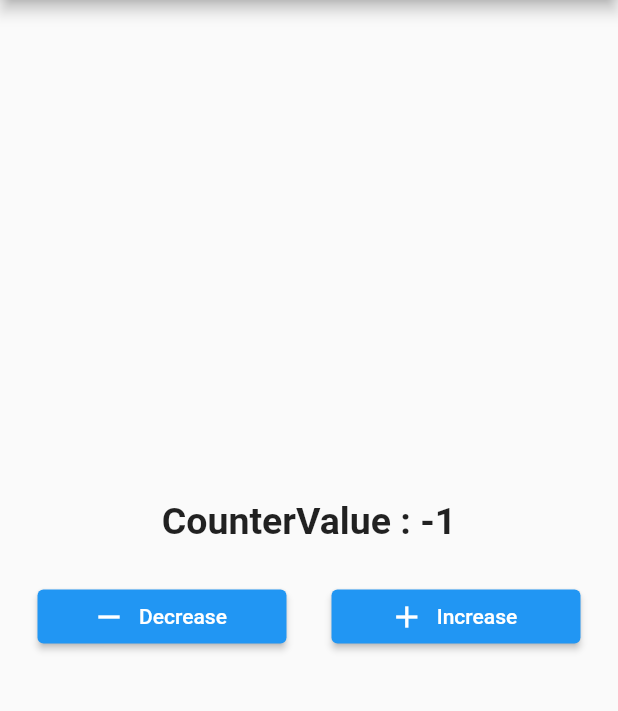
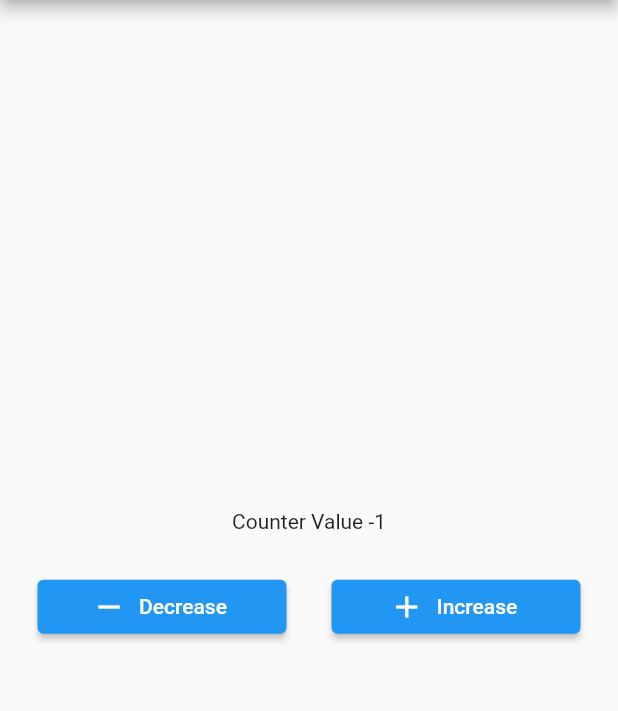
Before and after one commit to ibrahimfekry/CounterAppUsingBLoc, a Flutter app: the screen it shows after launch, after a tap on "Decrease", on a phone screen of 412 x 824 dp, the part 84-795 px from its top. Run offline on Flutter 3.47's test engine with Material 2 defaults, Android fonts, the phone set to English and light mode, and no system bars; our stand-ins replace equatable, flutter_bloc.

Commit message:
Counter App Using Bloc

```diff
--- a/lib/bloc/counter/counter_bloc.dart
+++ b/lib/bloc/counter/counter_bloc.dart
@@ -1,16 +1,15 @@
-import 'package:bloc/bloc.dart';
 import 'package:increment_decrement/bloc/bloc_imports.dart';
 import 'package:equatable/equatable.dart';
 part 'counter_event.dart';
 part 'counter_state.dart';
 
 class CounterBloc extends Bloc<CounterEvent, CounterState> {
-  CounterBloc() : super(CounterInitial()) {
+  CounterBloc() : super(const CounterInitial()) {
     on<CounterIncrementEvent>((event, emit) {
-      emit(CounterState(counterValue: state.counterValue +1));
+      emit(IncrementState(state.counterValue +1));
     });
     on<CounterDecrementEvent>((event,emit){
-      emit(CounterState(counterValue: state.counterValue -1));
+      emit(DecrementState(state.counterValue -1));
     });
   }
 }
--- a/lib/bloc/counter/counter_state.dart
+++ b/lib/bloc/counter/counter_state.dart
@@ -9,5 +9,13 @@ part of 'counter_bloc.dart';
 }
 
 class CounterInitial extends CounterState {
-  CounterInitial():super(counterValue: 0);
+  const CounterInitial():super(counterValue: 0);
 }
+
+class IncrementState extends CounterState{
+  const IncrementState(int increasedValue):super(counterValue: increasedValue);
+}
+
+class DecrementState extends CounterState{
+  const DecrementState(int decreasedValue):super(counterValue: decreasedValue);
+}
--- a/lib/home_screen.dart
+++ b/lib/home_screen.dart
@@ -9,49 +9,61 @@ class HomeScreen extends StatelessWidget {
   Widget build(BuildContext context) {
     return Scaffold(
       appBar: AppBar(
-        title: Text('Counter App'),
+        title: const Text('Counter App'),
       ),
       body: SafeArea(
         child: Column(
           mainAxisAlignment: MainAxisAlignment.center,
           children: [
-            BlocBuilder<CounterBloc, CounterState>(
-              builder: (context, state) {
-                return Center(
-                  child: Text(
-                    'CounterValue : ${state.counterValue}',
-                    style: TextStyle(fontSize: 25, fontWeight: FontWeight.bold),
-                  ),
-                );
-              },
+            Center(
+              child: BlocConsumer<CounterBloc, CounterState>(
+                listener: (context, state) {
+                  if (state is IncrementState) {
+                    ScaffoldMessenger.of(context).showSnackBar(const SnackBar(
+                      content: Text('Successfully Increased'),
+                      duration: Duration(milliseconds: 300),
+                    ));
+                  } else if (state is DecrementState) {
+                    ScaffoldMessenger.of(context).showSnackBar(const SnackBar(
+                      content: Text('Successfully Decreased'),
+                      duration: Duration(milliseconds: 300),
+                    ));
+                  }
+                },
+                builder: (context, state) {
+                  return Text(
+                    'Counter Value ${state.counterValue}',
+                  );
+                },
+              ),
             ),
-            SizedBox(
+            const SizedBox(
               height: 25,
             ),
             Padding(
-              padding: EdgeInsets.symmetric(horizontal: 25),
+              padding: const EdgeInsets.symmetric(horizontal: 25),
               child: Row(
                 mainAxisAlignment: MainAxisAlignment.spaceEvenly,
                 children: [
                   Expanded(
                     child: ElevatedButton.icon(
-                      onPressed: () =>context
+                      onPressed: () => context
                           .read<CounterBloc>()
                           .add(CounterDecrementEvent()),
-                      icon: Icon(Icons.remove),
-                      label: Text('Decrease'),
+                      icon: const Icon(Icons.remove),
+                      label: const Text('Decrease'),
                     ),
                   ),
-                  SizedBox(
+                  const SizedBox(
                     width: 30,
                   ),
                   Expanded(
                     child: ElevatedButton.icon(
-                      onPressed:() => context
+                      onPressed: () => context
                           .read<CounterBloc>()
                           .add(CounterIncrementEvent()),
-                      icon: Icon(Icons.add),
-                      label: Text('Increase'),
+                      icon: const Icon(Icons.add),
+                      label: const Text('Increase'),
                     ),
                   ),
                 ],
--- a/lib/main.dart
+++ b/lib/main.dart
@@ -1,8 +1,9 @@
 import 'package:flutter/material.dart';
 import 'package:increment_decrement/home_screen.dart';
 import 'bloc/bloc_imports.dart';
+
 void main() {
-  runApp(const MyApp());
+  return runApp(const MyApp());
 }
 
 class MyApp extends StatelessWidget {
@@ -16,7 +17,7 @@ class MyApp extends StatelessWidget {
         theme: ThemeData(
           primarySwatch: Colors.blue,
         ),
-        home: HomeScreen(),
+        home: const HomeScreen(),
       ),
     );
   }
```
